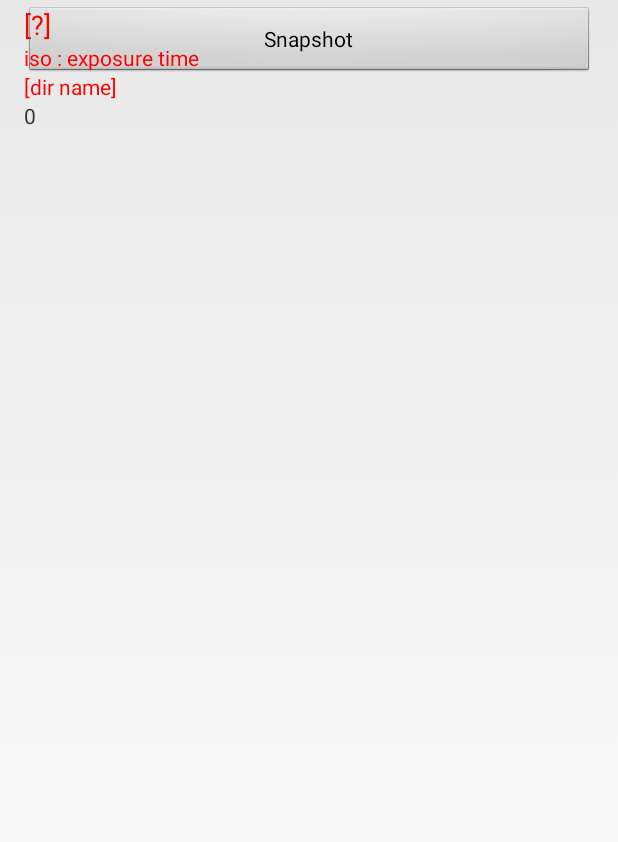
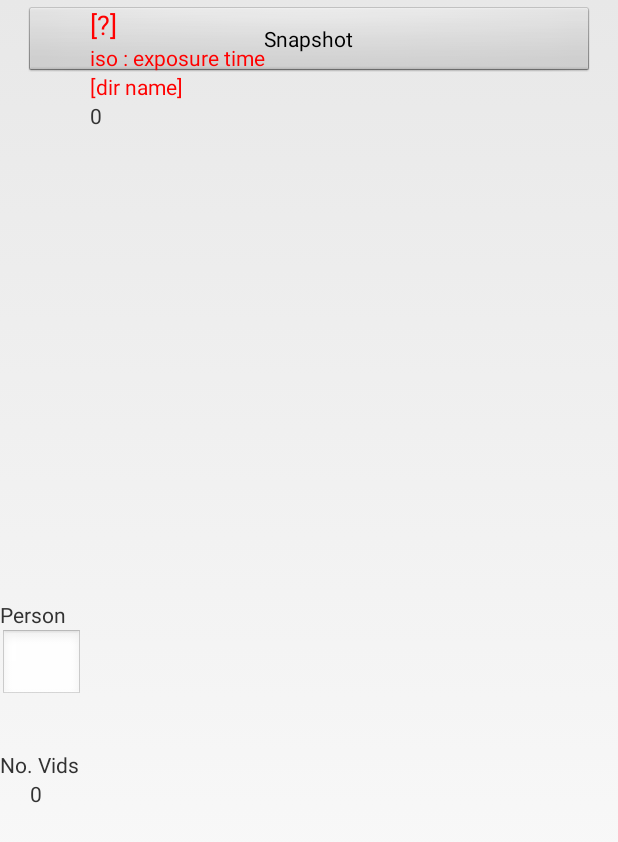
Before and after one commit to longyan97/VID-IMU-Logger, an Android app: the PhotoCaptureActivity screen opened directly, with no data from a screen before it, on a phone screen of 412 x 824 dp. Shown: the top 842 px of the screen. Run offline under Robolectric (Android 15) with nearby library versions, the light colour scheme and no system bars; our stand-ins replace Timber; 23 statements that could not run were skipped.

Commit message:
tremor done

```diff
--- a/app/src/main/res/layout/content_preview.xml
+++ b/app/src/main/res/layout/content_preview.xml
@@ -29,6 +29,8 @@
             android:layout_width="match_parent"
             android:layout_height="match_parent"
             android:layout_gravity="center" />
+
+
     </edu.osu.pcv.marslogger.AspectFrameLayout>
 
     <!-- these overlap with the SurfaceView; by default, it's underneath the UI layer -->
@@ -39,7 +41,7 @@
         android:layout_height="wrap_content"
         android:layout_marginTop="@dimen/activity_top_margin"
         android:orientation="vertical"
-        android:layout_marginStart="@dimen/activity_horizontal_margin"
+        android:layout_marginStart="60dp"
         android:layout_alignParentTop="true">
 
         <TextView
@@ -90,6 +92,39 @@
             android:layout_height="wrap_content"
             android:text="@string/numSnapshotText" />
 
+
+
     </LinearLayout>
 
+    <TextView
+        android:id="@+id/person_name"
+        android:layout_width="wrap_content"
+        android:layout_height="wrap_content"
+        android:layout_marginTop="400dp"
+        android:text="Person"/>
+
+    <EditText
+        android:id="@+id/name_input"
+        android:layout_height="wrap_content"
+        android:layout_width="55dp"
+        android:layout_below="@id/person_name"
+        android:cursorVisible="false"
+        android:inputType="text"/>
+
+    <TextView
+        android:id="@+id/num_vids"
+        android:layout_width="wrap_content"
+        android:layout_height="wrap_content"
+        android:layout_marginTop="500dp"
+        android:text="No. Vids"/>
+    <TextView
+        android:id="@+id/num_vids_disp"
+        android:layout_width="wrap_content"
+        android:layout_height="wrap_content"
+        android:layout_below="@id/num_vids"
+        android:layout_marginStart="20dp"
+        android:text="0"/>
+
+
+
 </merge>
```
Also changed, not shown: app/src/main/java/edu/osu/pcv/marslogger/Camera2Proxy.java (+55 -35 lines), app/src/main/java/edu/osu/pcv/marslogger/CameraCaptureActivity.java (+73 -28 lines), app/src/main/res/layout/activity_camera_capture.xml (+31 -10 lines).
